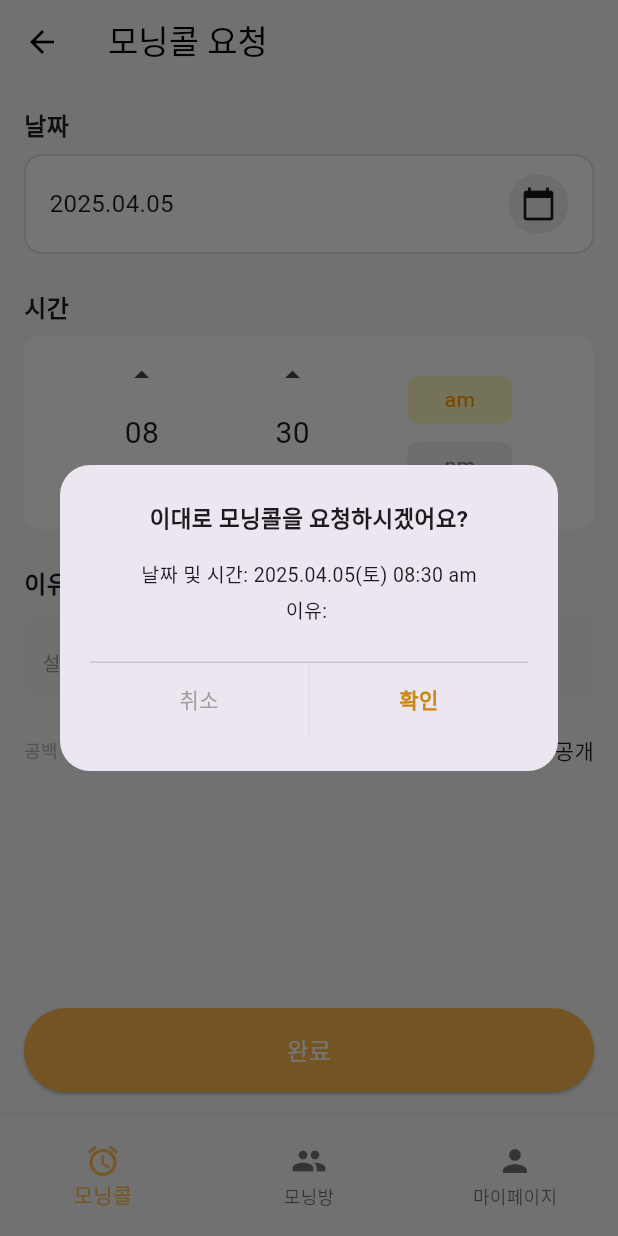
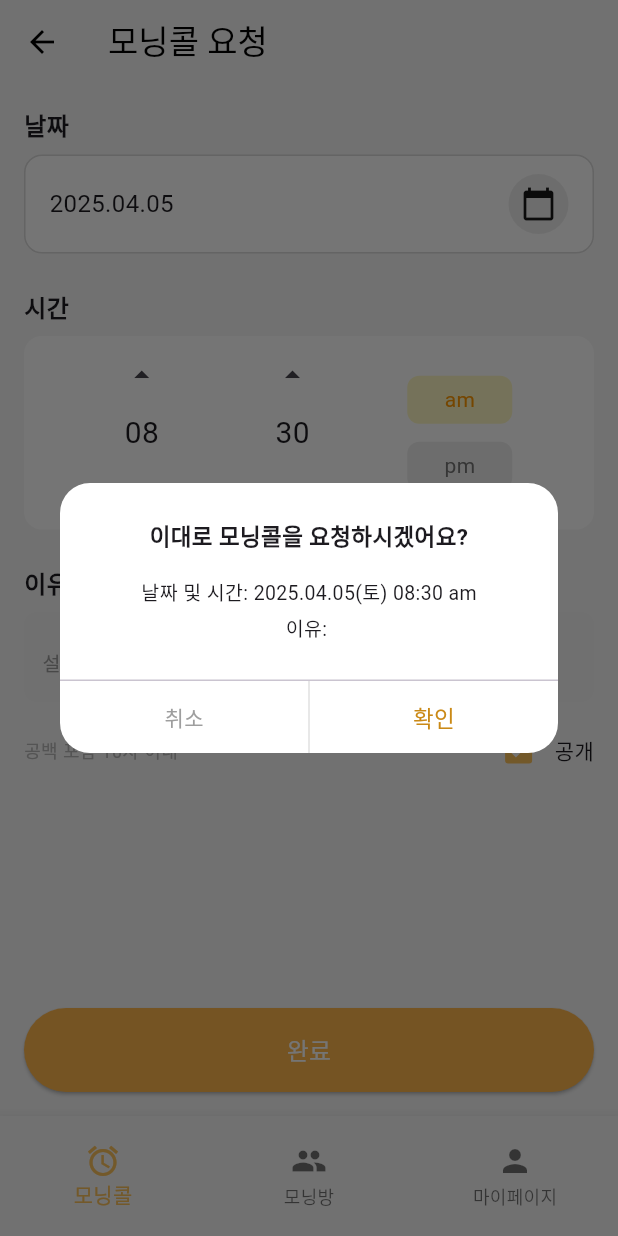
Before and after one commit to KHU-morning/front-morning, a Flutter app: the MorningCallRequestPage screen opened by its route, after a tap on "완료", on a phone screen of 412 x 824 dp. Run offline on Flutter 3.47's test engine with Material 3 defaults, Android fonts, the phone set to English and light mode, and no system bars; our stand-ins replace flutter_svg, table_calendar.

```diff
--- a/lib/morning_call/morning_call_list_page.dart
+++ b/lib/morning_call/morning_call_list_page.dart
@@ -177,8 +177,7 @@ class MorningCallListPage extends StatelessWidget {
                                             children: [
                                               Expanded(
                                                 child: InkWell(
-                                                  onTap: () =>
-                                                      Navigator.pop(context),
+                                                  onTap: () => Navigator.pop(context),
                                                   child: Container(
                                                     height: 48,
                                                     alignment: Alignment.center,
@@ -213,8 +212,6 @@ class MorningCallListPage extends StatelessWidget {
                                                       style: TextStyle(
                                                         color:
                                                             Color(0xFFCA8916),
-                                                        fontWeight:
-                                                            FontWeight.w600,
                                                         fontSize: 15,
                                                       ),
                                                     ),
--- a/lib/morning_call/morning_call_request_page.dart
+++ b/lib/morning_call/morning_call_request_page.dart
@@ -193,15 +193,15 @@ class _MorningCallRequestPageState extends State<MorningCallRequestPage> {
                     context: context,
                     barrierDismissible: true,
                     builder: (context) => Dialog(
+                      backgroundColor: Colors.white,
                       shape: RoundedRectangleBorder(
                         borderRadius: BorderRadius.circular(20),
                       ),
-                      child: Padding(
-                        padding: const EdgeInsets.symmetric(
-                            vertical: 24, horizontal: 20),
+                      insetPadding: const EdgeInsets.symmetric(horizontal: 40),
                       child: Column(
                         mainAxisSize: MainAxisSize.min,
                         children: [
+                                          const SizedBox(height: 24),
                           const Text(
                             '이대로 모닝콜을 요청하시겠어요?',
                             style: TextStyle(
@@ -230,14 +230,13 @@ class _MorningCallRequestPageState extends State<MorningCallRequestPage> {
                             children: [
                               Expanded(
                                 child: InkWell(
-                                    onTap: () => Navigator.of(context).pop(),
-                                    child: const Padding(
-                                      padding:
-                                          EdgeInsets.symmetric(vertical: 12),
+                                  onTap: () => Navigator.pop(context),
+                                  child: Container(
+                                    height: 48,
+                                    alignment: Alignment.center,
                                     child: Center(
                                       child: Text('취소',
-                                            style:
-                                                TextStyle(color: Colors.grey)),
+                                          style: TextStyle(color: Colors.grey)),
                                     ),
                                   ),
                                 ),
@@ -245,22 +244,21 @@ class _MorningCallRequestPageState extends State<MorningCallRequestPage> {
                               Container(
                                   width: 1,
                                   height: 48,
-                                    color: Colors.grey[300]),
+                                  color: const Color(0xFFE0E0E0)),
                               Expanded(
                                 child: InkWell(
                                   onTap: () {
-                                      Navigator.of(context).pop();
+                                    Navigator.pop(context);
                                     // 여기에 실제 모닝콜 요청 API 또는 다음 로직
                                   },
-                                    child: const Padding(
-                                      padding:
-                                          EdgeInsets.symmetric(vertical: 12),
-                                      child: Center(
-                                        child: Text(
+                                  child: Container(
+                                    height: 48,
+                                    alignment: Alignment.center,
+                                    child: const Text(
                                       '확인',
                                       style: TextStyle(
                                         color: Color(0xFFCA8916),
-                                              fontWeight: FontWeight.bold),
+                                        fontSize: 15,
                                       ),
                                     ),
                                   ),
@@ -269,7 +267,6 @@ class _MorningCallRequestPageState extends State<MorningCallRequestPage> {
                             ],
                           ),
                         ],
-                        ),
                       ),
                     ),
                   );
--- a/pubspec.yaml
+++ b/pubspec.yaml
@@ -40,6 +40,7 @@ dependencies:
   # The following adds the Cupertino Icons font to your application.
   # Use with the CupertinoIcons class for iOS style icons.
   cupertino_icons: ^1.0.6
+  flutter_native_splash: ^2.4.5
 
 dev_dependencies:
   flutter_test:
```
Also changed, not shown: lib/main.dart (+56 -11 lines), assets/img/AI음성알림.svg (added), assets/img/default_profile.png (added), assets/img/default_profile.svg (added), assets/img/graphic_ready_to_wake.svg (added), assets/img/plash1.svg (added), assets/img/plash2.svg (added), assets/img/plash3.svg (added), assets/img/plash4.svg (added), assets/img/그래픽_깨워줄사람.svg (added), assets/img/그래픽_모달_성공햇님.svg (added), assets/img/그래픽_모달_실패달님.svg (added), assets/img/그래픽_일어날시간.svg (added), assets/img/쿳모닝-로고(기본).svg (added), 1 more files, 1 other file. Lines whose indentation alone changed are shown as unchanged.
